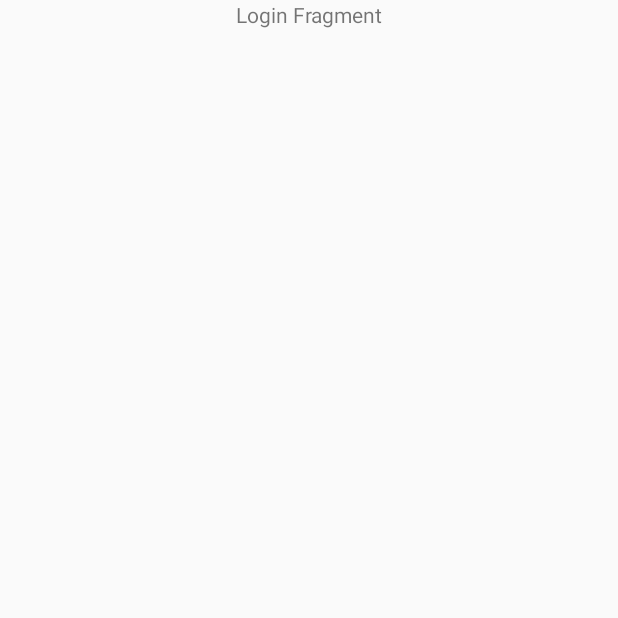
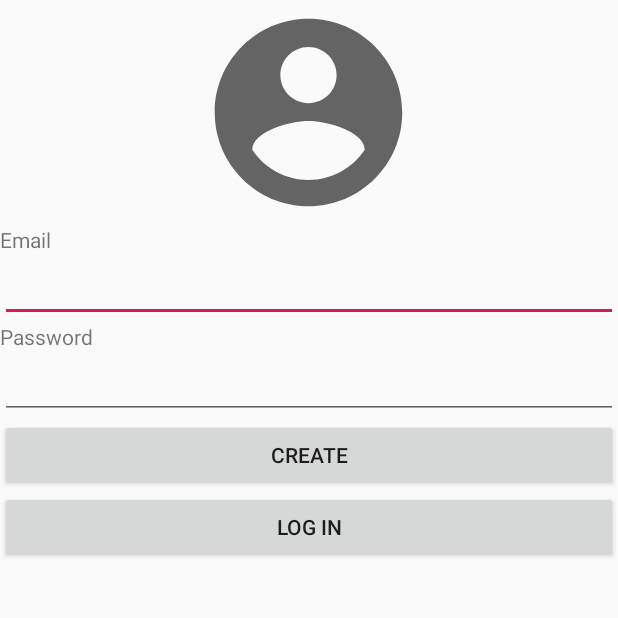
Before and after one commit to gregorl82/Android_ShoeStore, an Android app: the screen it shows after launch (MainActivity), on a phone screen of 412 x 824 dp, the top half of it. Before the commit the part shown is almost empty. Run offline under Robolectric (Android 15) with nearby library versions, the phone set to English and light mode, and no system bars; our stand-ins replace Timber, data binding.

Commit message:
Add layout for login fragment

```diff
--- /dev/null
+++ b/app/src/main/res/drawable/ic_baseline_account_circle.xml
@@ -0,0 +1,5 @@
+<vector android:height="150dp" android:tint="?attr/colorControlNormal"
+    android:viewportHeight="24" android:viewportWidth="24"
+    android:width="150dp" xmlns:android="http://schemas.android.com/apk/res/android">
+    <path android:fillColor="@android:color/white" android:pathData="M12,2C6.48,2 2,6.48 2,12s4.48,10 10,10 10,-4.48 10,-10S17.52,2 12,2zM12,5c1.66,0 3,1.34 3,3s-1.34,3 -3,3 -3,-1.34 -3,-3 1.34,-3 3,-3zM12,19.2c-2.5,0 -4.71,-1.28 -6,-3.22 0.03,-1.99 4,-3.08 6,-3.08 1.99,0 5.97,1.09 6,3.08 -1.29,1.94 -3.5,3.22 -6,3.22z"/>
+</vector>
--- a/app/src/main/res/layout/fragment_login.xml
+++ b/app/src/main/res/layout/fragment_login.xml
@@ -1,20 +1,60 @@
 <?xml version="1.0" encoding="utf-8"?>
 
 <layout xmlns:android="http://schemas.android.com/apk/res/android"
+    xmlns:app="http://schemas.android.com/apk/res-auto"
     xmlns:tools="http://schemas.android.com/tools"
     tools:context=".ui.LoginFragment">
 
     <LinearLayout
         android:layout_width="match_parent"
-        android:layout_height="match_parent">
+        android:layout_height="match_parent"
+        android:orientation="vertical">
+
+        <ImageView
+            android:id="@+id/login_image"
+            android:layout_width="150dp"
+            android:layout_height="150dp"
+            android:layout_gravity="center_horizontal"
+            app:srcCompat="@drawable/ic_baseline_account_circle"
+            tools:srcCompat="@drawable/ic_baseline_account_circle" />
 
         <TextView
             android:id="@+id/login_text"
             android:layout_width="match_parent"
             android:layout_height="wrap_content"
-            android:layout_gravity="center_horizontal"
-            android:text="@string/login_fragment"
-            android:textAlignment="center" />
+            android:text="@string/email" />
+
+        <EditText
+            android:id="@+id/email_edit_text"
+            android:layout_width="match_parent"
+            android:layout_height="wrap_content"
+            android:ems="10"
+            android:inputType="textEmailAddress" />
+
+        <TextView
+            android:id="@+id/password_text"
+            android:layout_width="match_parent"
+            android:layout_height="wrap_content"
+            android:text="@string/password" />
+
+        <EditText
+            android:id="@+id/password_edit_text"
+            android:layout_width="match_parent"
+            android:layout_height="wrap_content"
+            android:ems="10"
+            android:inputType="textPassword" />
+
+        <Button
+            android:id="@+id/create_button"
+            android:layout_width="match_parent"
+            android:layout_height="wrap_content"
+            android:text="@string/create" />
+
+        <Button
+            android:id="@+id/continue_button"
+            android:layout_width="match_parent"
+            android:layout_height="wrap_content"
+            android:text="@string/log_in" />
 
     </LinearLayout>
 </layout>
--- a/app/src/main/res/values/strings.xml
+++ b/app/src/main/res/values/strings.xml
@@ -5,4 +5,8 @@
     <string name="instruction_fragment">Instruction Fragment</string>
     <string name="shoe_list_fragment">ShoeList Fragment</string>
     <string name="shoe_detail_fragment">ShoeDetail Fragment</string>
+    <string name="create">Create</string>
+    <string name="log_in">Log in</string>
+    <string name="email">Email</string>
+    <string name="password">Password</string>
 </resources>
```
